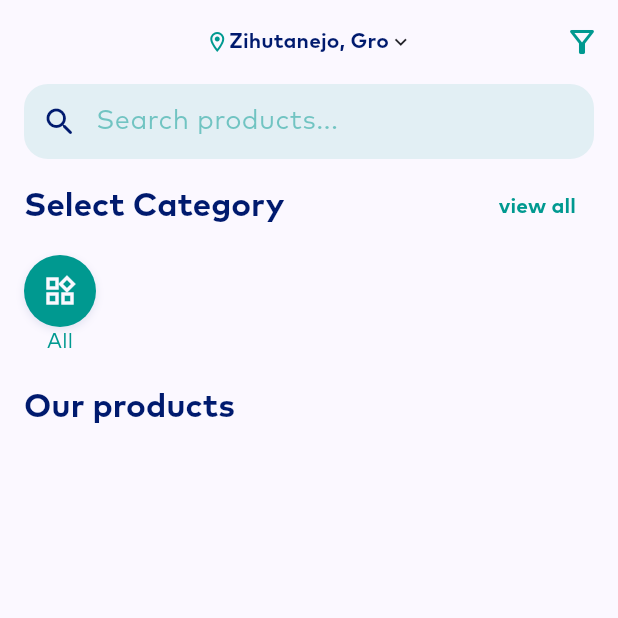
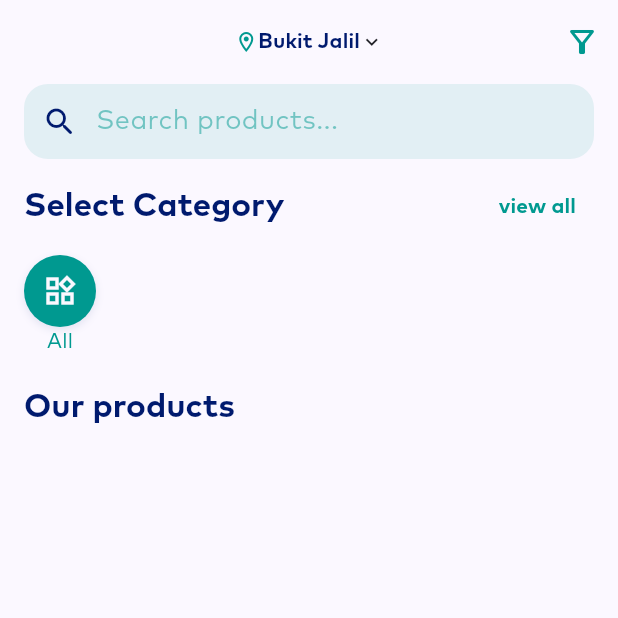
Before and after one commit to amina-wq/buy_buy, a Flutter app: the screen it shows after launch, on a phone screen of 412 x 824 dp, the top half of it. Run offline on Flutter 3.47's test engine with Material 3 defaults, Android fonts, the light colour scheme and no system bars; our stand-ins replace auto_route, cloud_firestore, equatable, firebase_auth, firebase_core, flutter_bloc; accounts and stored records are empty; project files that could hold a hidden picture were left out.

Commit message:
geo change

```diff
--- a/lib/features/explorer/view/explorer_screen.dart
+++ b/lib/features/explorer/view/explorer_screen.dart
@@ -50,7 +50,7 @@ class _ExplorerScreenState extends State<ExplorerScreen> {
                   mainAxisSize: MainAxisSize.min,
                   children: [
                     Icon(Icons.room_outlined, color: theme.hintColor, size: 16),
-                    Text("Zihutanejo, Gro", style: theme.textTheme.titleSmall?.copyWith(fontWeight: FontWeight.w600)),
+                    Text("Bukit Jalil", style: theme.textTheme.titleSmall?.copyWith(fontWeight: FontWeight.w600)),
                     Icon(Icons.keyboard_arrow_down, size: 16),
                   ],
                 ),
```
